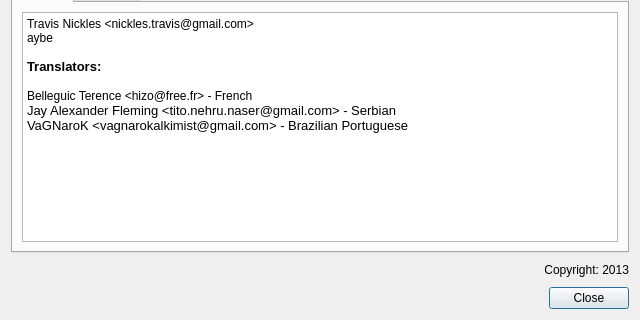
Above: src/aboutdialog.ui from AntiMicroX/antimicrox before the change; both pictures show x 0 to 640 and y 160 to 480 of the 640 by 480 pixel window. Below: the same form after it.
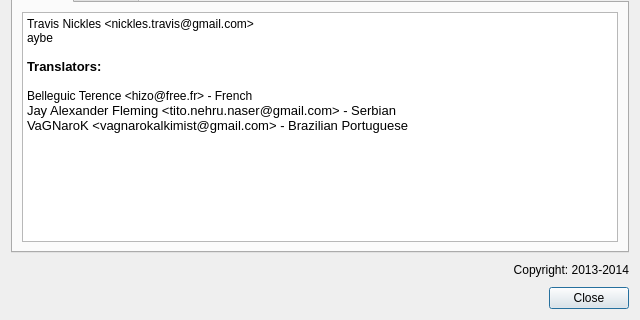
That is the form after the change. Icons and pictures are not drawn.

Commit message: Updated Changelog with list of new features.

The edit to the form file:
```diff
--- a/src/aboutdialog.ui
+++ b/src/aboutdialog.ui
@@ -325,7 +325,7 @@
    <item>
     <widget class="QLabel" name="label_2">
      <property name="text">
-      <string>Copyright: 2013</string>
+      <string>Copyright: 2013-2014</string>
      </property>
      <property name="alignment">
       <set>Qt::AlignBottom|Qt::AlignRight|Qt::AlignTrailing</set>
```
The commit also changes 2 other files.
